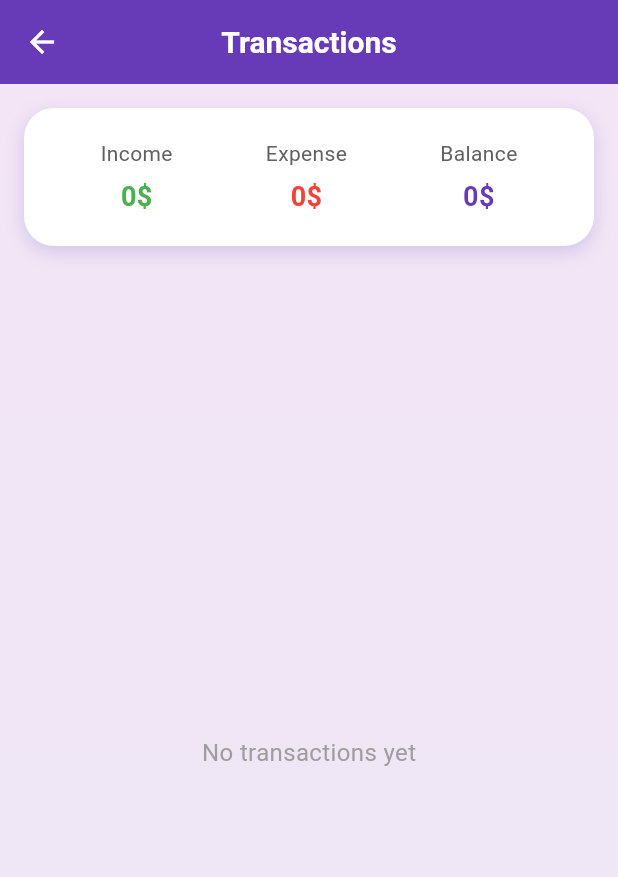
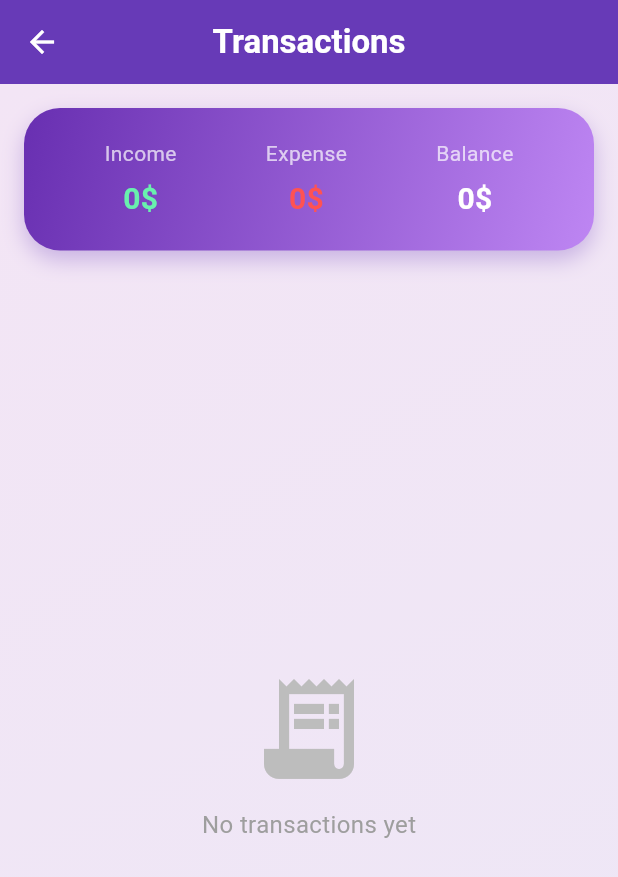
Before and after one commit to Muskanpoddar/Expensio, a Flutter app: the screen it shows once a user with an empty profile is signed in, in the side drawer, after a tap on "Transactions", on a phone screen of 412 x 824 dp. Shown: the top 877 px of the screen. Run offline on Flutter 3.47's test engine with Material 3 defaults, Android fonts, the light colour scheme and no system bars; our stand-ins replace cloud_firestore, firebase_auth, firebase_core, fl_chart, flutter_hooks, flutter_svg and 5 more; missing offline and left inert: sign_button; accounts and stored records are empty.

Commit message:
Modified features of transaction file

```diff
--- a/lib/screens/transaction_page.dart
+++ b/lib/screens/transaction_page.dart
@@ -1,6 +1,7 @@
 import 'package:Budget_App/view_model.dart';
 import 'package:flutter/material.dart';
 import 'package:hooks_riverpod/hooks_riverpod.dart';
+import 'package:intl/intl.dart';
 
 class TransactionsPage extends HookConsumerWidget {
   const TransactionsPage({super.key});
@@ -12,10 +13,15 @@ class TransactionsPage extends HookConsumerWidget {
 
     return Scaffold(
       appBar: AppBar(
+        elevation: 0,
         backgroundColor: Colors.deepPurple,
         title: const Text(
           "Transactions",
-          style: TextStyle(fontWeight: FontWeight.w600, fontSize: 20),
+          style: TextStyle(
+            fontWeight: FontWeight.w600,
+            fontSize: 22,
+            color: Colors.white,
+          ),
         ),
         centerTitle: true,
       ),
@@ -23,33 +29,40 @@ class TransactionsPage extends HookConsumerWidget {
         decoration: const BoxDecoration(
           gradient: LinearGradient(
             colors: [Color(0xFFF3E5F5), Color(0xFFEDE7F6)],
-            begin: Alignment.topCenter,
-            end: Alignment.bottomCenter,
+            begin: Alignment.topLeft,
+            end: Alignment.bottomRight,
           ),
         ),
         child: Column(
           children: [
-            // 📊 Summary bar at top
+            // 📊 Summary bar
             Container(
               margin: const EdgeInsets.all(16),
-              padding: const EdgeInsets.all(20),
+              padding: const EdgeInsets.symmetric(vertical: 20, horizontal: 24),
               decoration: BoxDecoration(
-                color: Colors.white,
-                borderRadius: BorderRadius.circular(20),
+                gradient: const LinearGradient(
+                  colors: [
+                    const Color.fromARGB(255, 104, 47, 177),
+                    Color.fromARGB(255, 190, 134, 243),
+                  ],
+                  begin: Alignment.topLeft,
+                  end: Alignment.bottomRight,
+                ),
+                borderRadius: BorderRadius.circular(24),
                 boxShadow: [
                   BoxShadow(
-                    color: Colors.deepPurple.shade100,
-                    blurRadius: 10,
-                    offset: const Offset(0, 4),
+                    color: Colors.deepPurple.withOpacity(0.3),
+                    blurRadius: 12,
+                    offset: const Offset(0, 6),
                   ),
                 ],
               ),
               child: Row(
                 mainAxisAlignment: MainAxisAlignment.spaceAround,
                 children: [
-                  _summaryItem("Income", vm.totalIncome, Colors.green),
-                  _summaryItem("Expense", vm.totalExpense, Colors.red),
-                  _summaryItem("Balance", vm.budgetLeft, Colors.deepPurple),
+                  _summaryItem("Income", vm.totalIncome, Colors.greenAccent),
+                  _summaryItem("Expense", vm.totalExpense, Colors.redAccent),
+                  _summaryItem("Balance", vm.budgetLeft, Colors.white),
                 ],
               ),
             ),
@@ -58,11 +71,20 @@ class TransactionsPage extends HookConsumerWidget {
             Expanded(
               child:
                   transactions.isEmpty
-                      ? const Center(
-                        child: Text(
-                          "No transactions yet",
-                          style: TextStyle(fontSize: 16, color: Colors.grey),
-                        ),
+                      ? Column(
+                        mainAxisAlignment: MainAxisAlignment.center,
+                        children: [
+                          Icon(
+                            Icons.receipt_long,
+                            size: 80,
+                            color: Colors.grey.shade400,
+                          ),
+                          const SizedBox(height: 12),
+                          const Text(
+                            "No transactions yet",
+                            style: TextStyle(fontSize: 16, color: Colors.grey),
+                          ),
+                        ],
                       )
                       : ListView.builder(
                         padding: const EdgeInsets.all(16),
@@ -72,17 +94,19 @@ class TransactionsPage extends HookConsumerWidget {
                           final amount = t["amount"] as int;
                           final isExpense = amount < 0;
 
-                          return Container(
-                            margin: const EdgeInsets.only(bottom: 14),
-                            padding: const EdgeInsets.all(16),
+                          return AnimatedContainer(
+                            duration: const Duration(milliseconds: 350),
+                            curve: Curves.easeInOut,
+                            margin: const EdgeInsets.only(bottom: 16),
+                            padding: const EdgeInsets.all(18),
                             decoration: BoxDecoration(
                               color: Colors.white,
                               borderRadius: BorderRadius.circular(20),
                               boxShadow: [
                                 BoxShadow(
                                   color: Colors.deepPurple.shade100,
-                                  blurRadius: 8,
-                                  offset: const Offset(0, 4),
+                                  blurRadius: 12,
+                                  offset: const Offset(0, 6),
                                 ),
                               ],
                             ),
@@ -90,21 +114,30 @@ class TransactionsPage extends HookConsumerWidget {
                               children: [
                                 // Icon circle
                                 Container(
-                                  height: 50,
-                                  width: 50,
+                                  height: 55,
+                                  width: 55,
                                   decoration: BoxDecoration(
                                     shape: BoxShape.circle,
-                                    color:
-                                        isExpense
-                                            ? Colors.red.withOpacity(0.15)
-                                            : Colors.green.withOpacity(0.15),
+                                    gradient: LinearGradient(
+                                      colors:
+                                          isExpense
+                                              ? [
+                                                Colors.red.shade200,
+                                                Colors.red,
+                                              ]
+                                              : [
+                                                Colors.green.shade200,
+                                                Colors.green,
+                                              ],
+                                      begin: Alignment.topLeft,
+                                      end: Alignment.bottomRight,
+                                    ),
                                   ),
                                   child: Icon(
                                     isExpense
                                         ? Icons.arrow_upward
                                         : Icons.arrow_downward,
-                                    color:
-                                        isExpense ? Colors.red : Colors.green,
+                                    color: Colors.white,
                                     size: 28,
                                   ),
                                 ),
@@ -120,7 +153,7 @@ class TransactionsPage extends HookConsumerWidget {
                                         t["title"].toString(),
                                         style: const TextStyle(
                                           fontSize: 18,
-                                          fontWeight: FontWeight.w600,
+                                          fontWeight: FontWeight.bold,
                                         ),
                                       ),
                                       const SizedBox(height: 4),
@@ -131,9 +164,9 @@ class TransactionsPage extends HookConsumerWidget {
                                           color: Colors.grey.shade600,
                                         ),
                                       ),
-                                      const SizedBox(height: 2),
+                                      const SizedBox(height: 4),
                                       Text(
-                                        t["date"].toString(),
+                                        _formatDate(t["date"].toString()),
                                         style: TextStyle(
                                           fontSize: 12,
                                           color: Colors.grey.shade500,
@@ -145,9 +178,9 @@ class TransactionsPage extends HookConsumerWidget {
 
                                 // Amount
                                 Text(
-                                  "${isExpense ? "" : "+"}${amount.abs()}\$",
+                                  "${isExpense ? "-" : "+"}${amount.abs()}\$",
                                   style: TextStyle(
-                                    fontSize: 18,
+                                    fontSize: 20,
                                     fontWeight: FontWeight.bold,
                                     color:
                                         isExpense ? Colors.red : Colors.green,
@@ -171,13 +204,13 @@ class TransactionsPage extends HookConsumerWidget {
       children: [
         Text(
           title,
-          style: TextStyle(fontSize: 14, color: Colors.grey.shade700),
+          style: const TextStyle(fontSize: 14, color: Colors.white70),
         ),
         const SizedBox(height: 6),
         Text(
           "${value}\$",
           style: TextStyle(
-            fontSize: 18,
+            fontSize: 20,
             fontWeight: FontWeight.bold,
             color: color,
           ),
@@ -185,4 +218,18 @@ class TransactionsPage extends HookConsumerWidget {
       ],
     );
   }
+
+  String _formatDate(String? date) {
+    if (date == null || date.isEmpty) return "No date";
+
+    try {
+      final dt = DateTime.tryParse(date);
+      if (dt != null) {
+        return DateFormat("MMM dd, yyyy").format(dt);
+      }
+      return date;
+    } catch (e) {
+      return date;
+    }
+  }
 }
```
